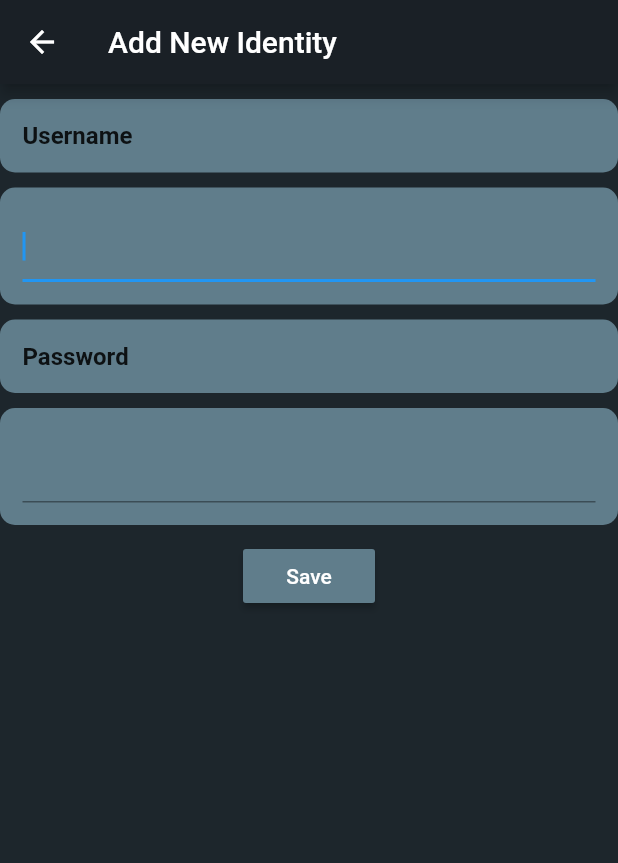
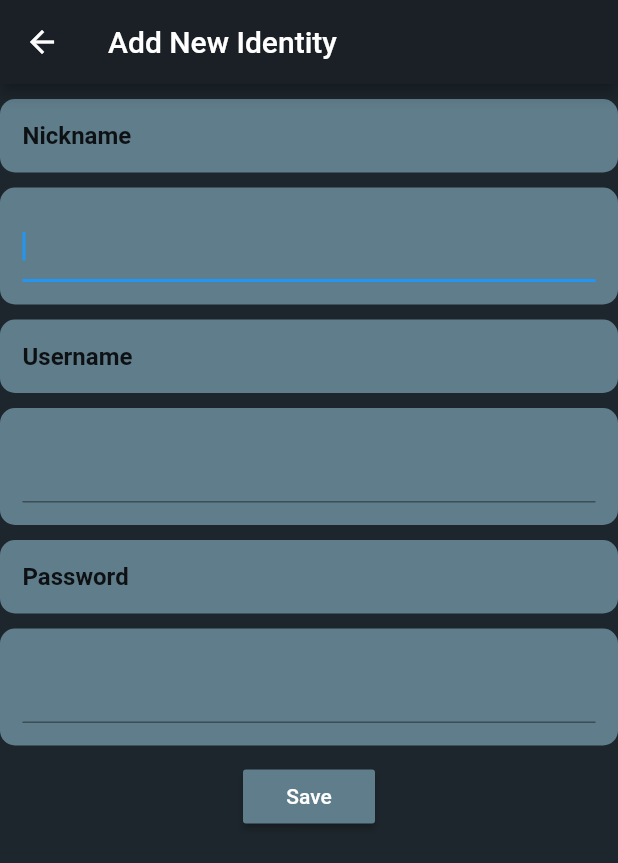
Before and after one commit to onurceri/passaport, a Flutter app: the NewPasswordScreen screen opened directly, after a tap on "Save", on a phone screen of 412 x 824 dp. Shown: the top 863 px of the screen. Run offline on Flutter 3.47's test engine with Material 2 defaults, Android fonts, the phone set to English and light mode, and no system bars; our stand-ins replace fluttertoast, sqflite; accounts and stored records are empty.

```diff
--- /dev/null
+++ b/lib/components/display_image.dart
@@ -0,0 +1,31 @@
+class DisplayImage {
+  String getDisplayImageOfAccount(String userName, String nickName) {
+    String imagePath = "assets/images/noimage-logo.jpg";
+    userName = userName.toLowerCase();
+    nickName = nickName.toLowerCase();
+
+    if (userName.contains("gmail") ||
+        userName.contains("google") ||
+        nickName.contains("gmail") ||
+        nickName.contains("google")) {
+      imagePath = "assets/images/gmail-logo.jpg";
+    } else if (userName.contains("microsoft") ||
+        nickName.contains("microsoft")) {
+      imagePath = "assets/images/microsoft-logo.jpg";
+    } else if (userName.contains("outlook") || nickName.contains("outlook")) {
+      imagePath = "assets/images/outlook-logo.jpg";
+    } else if (userName.contains("steam") || nickName.contains("steam")) {
+      imagePath = "assets/images/steam-logo.jpg";
+    }else if (userName.contains("facebook") || nickName.contains("facebook")) {
+      imagePath = "assets/images/facebook-logo.jpg";
+    }else if (userName.contains("snapchat") || nickName.contains("snapchat")) {
+      imagePath = "assets/images/snapchat-logo.png";
+    }else if (userName.contains("instagram") || nickName.contains("instagram")) {
+      imagePath = "assets/images/instagram-logo.png";
+    }else if (userName.contains("twitter") || nickName.contains("twitter")) {
+      imagePath = "assets/images/twitter-logo.png";
+    }
+
+    return imagePath;
+  }
+}
--- a/lib/main.dart
+++ b/lib/main.dart
@@ -7,7 +7,7 @@ class MyApp extends StatelessWidget {
   @override
   Widget build(BuildContext context) {
     return MaterialApp(
-      title: 'Flutter Demo',
+      title: 'Passaport',
       theme: ThemeData(
         primarySwatch: Colors.blue,
       ),
--- a/lib/screens/new_password.dart
+++ b/lib/screens/new_password.dart
@@ -3,6 +3,7 @@ import 'package:flutter/widgets.dart';
 import 'package:passaport/models/application_identity.dart';
 import 'package:passaport/screens/home_page.dart';
 import 'package:passaport/src/passaport_database.dart';
+import 'package:passaport/components/display_image.dart';
 
 class NewPasswordScreen extends StatefulWidget {
   NewPasswordScreen({Key key}) : super(key: key);
@@ -27,6 +28,7 @@ class NewPasswordScreenState extends State<NewPasswordScreen> {
   Widget _addNewIdentityWidget() {
     final TextEditingController usernameController = new TextEditingController();
     final TextEditingController passwordController = new TextEditingController();
+    final TextEditingController nickNameController = new TextEditingController();
 
     return new SingleChildScrollView(
       child: new Column(
@@ -39,6 +41,8 @@ class NewPasswordScreenState extends State<NewPasswordScreen> {
               )
             ],
           ),
+          LabelRow("Nickname"),
+          _createEditRow(nickNameController),
           LabelRow("Username"),
           _createEditRow(usernameController),
           LabelRow("Password"),
@@ -49,8 +53,8 @@ class NewPasswordScreenState extends State<NewPasswordScreen> {
             Container(
               child: new RaisedButton(
                   onPressed: () {
-                    var app = new ApplicationIdentity(id:1, nickname :"nickname", accUsername: usernameController.text,
-                    accDisplayImage:"assets/images/microsoft-logo.jpg", password:passwordController.text);
+                    var app = new ApplicationIdentity(nickname :nickNameController.text.trim(), accUsername: usernameController.text.trim(),
+                    accDisplayImage: new DisplayImage().getDisplayImageOfAccount(usernameController.text, nickNameController.text), password:passwordController.text.trim());
                     DBProvider.db.newApplicationIdentity(app).then((response){
                        if(response != null && response > 0){
                          Navigator.push(context, MaterialPageRoute(builder: (context) => HomePage()));
```
Also changed, not shown: lib/screens/password_detail.dart (+14 -5 lines), pubspec.yaml (+15 -1 lines), assets/images/facebook-logo.jpg (added), assets/images/gmail-logo.jpg (added), assets/images/icon.png (added), assets/images/instagram-logo.png (added), assets/images/noimage-logo.jpg (added), assets/images/outlook-logo.jpg (added), assets/images/snapchat-logo.png (added), assets/images/steam-logo.jpg (added), assets/images/twitter-logo.png (added), pubspec.lock, 10 other files.
